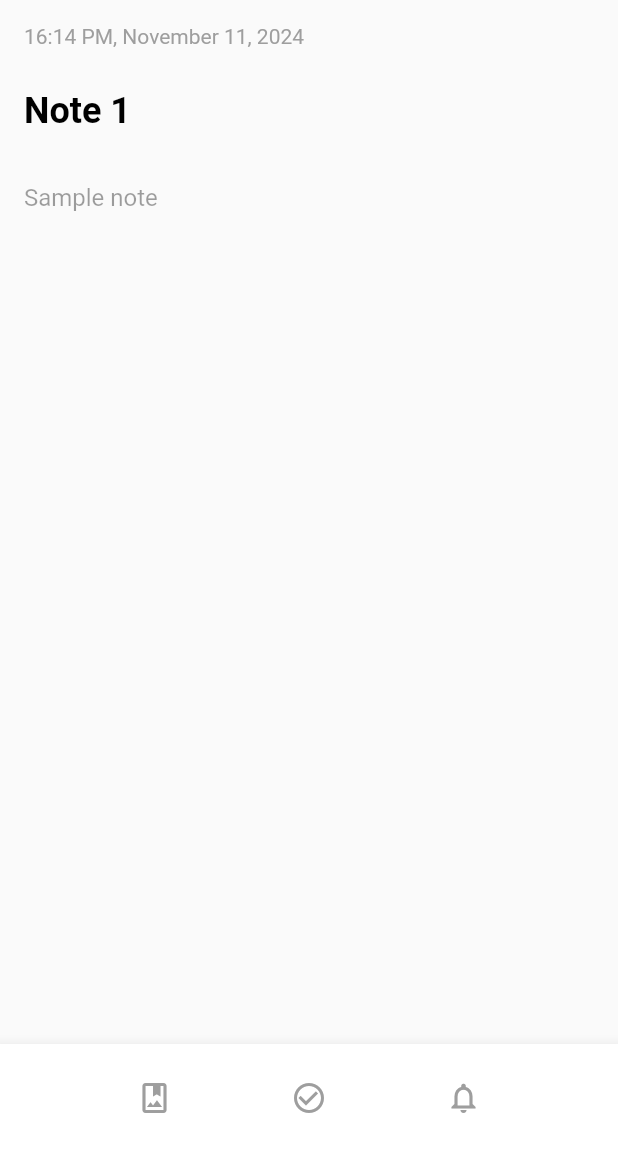
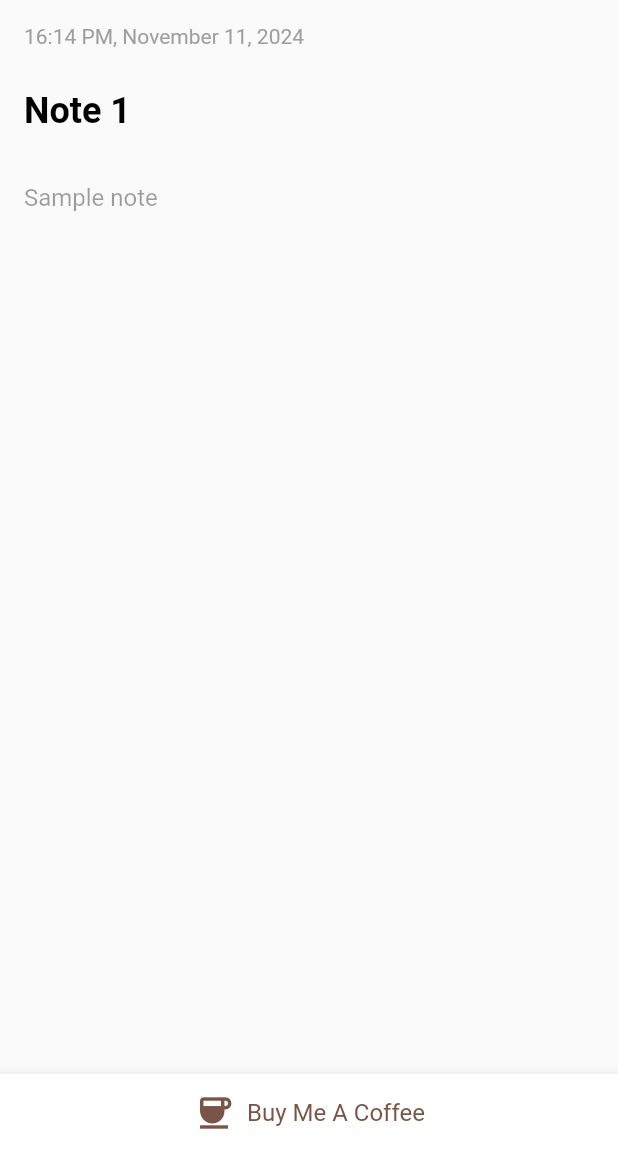
Before and after one commit to chistev/flutter_notepad, a Flutter app: the screen it shows after launch, after a tap on "Note 1", on a phone screen of 412 x 824 dp, the part 84-1236 px from its top. Run offline on Flutter 3.47's test engine with Material 2 defaults, Android fonts, the phone set to English and light mode, and no system bars.

Commit message:
buy me coffee link working now

```diff
--- a/lib/note_detail_page.dart
+++ b/lib/note_detail_page.dart
@@ -1,5 +1,6 @@
 import 'package:flutter/material.dart';
 import 'package:intl/intl.dart';
+import 'package:url_launcher/url_launcher.dart';
 
 class NoteDetailPage extends StatefulWidget {
   final String title;
@@ -44,6 +45,16 @@ class _NoteDetailPageState extends State<NoteDetailPage> {
       widget.date = DateFormat('hh:mm a, MMMM dd, yyyy').format(DateTime.now()); // Update the date when saving
       _isEditing = false;
     });
+  }
+
+  // Updated _launchURL method
+  Future<void> _launchURL() async {
+    final Uri url = Uri.parse('https://www.buymeacoffee.com/chistev12');
+    if (await canLaunchUrl(url)) {
+      await launchUrl(url);
+    } else {
+      throw 'Could not launch $url';
+    }
   }
 
   @override
@@ -132,13 +143,19 @@ class _NoteDetailPageState extends State<NoteDetailPage> {
       bottomNavigationBar: BottomAppBar(
         child: Padding(
           padding: const EdgeInsets.symmetric(horizontal: 24.0, vertical: 12.0),
-          child: Row(
-            mainAxisAlignment: MainAxisAlignment.spaceEvenly,
-            children: [
-              IconButton(icon: const Icon(Icons.photo_album_outlined, color: Colors.grey), onPressed: () {}),
-              IconButton(icon: const Icon(Icons.check_circle_outline, color: Colors.grey), onPressed: () {}),
-              IconButton(icon: const Icon(Icons.notifications_outlined, color: Colors.grey), onPressed: () {}),
-            ],
+          child: GestureDetector(
+            onTap: _launchURL,
+            child: Row(
+              mainAxisAlignment: MainAxisAlignment.center,
+              children: [
+                Icon(Icons.coffee, color: Colors.brown, size: 28), // Coffee icon
+                const SizedBox(width: 8),
+                const Text(
+                  'Buy Me A Coffee',
+                  style: TextStyle(color: Colors.brown, fontSize: 16),
+                ),
+              ],
+            ),
           ),
         ),
       ),
--- a/pubspec.yaml
+++ b/pubspec.yaml
@@ -37,6 +37,7 @@ dependencies:
   # Use with the CupertinoIcons class for iOS style icons.
   cupertino_icons: ^1.0.2
   intl: ^0.18.0
+  url_launcher: ^6.1.11
 
 dev_dependencies:
   flutter_test:
```
Also changed, not shown: pubspec.lock, 8 other files.
